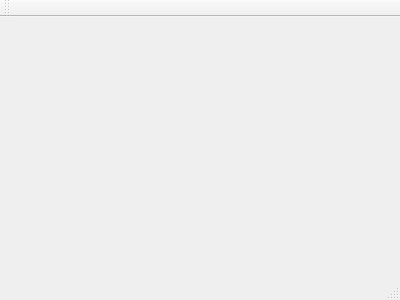
Qt form Linpop/loginwindow.ui (BAKFR/linpop) before a commit.
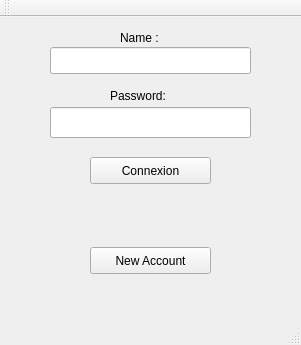
The same form after that commit.

```diff
--- a/Linpop/loginwindow.ui
+++ b/Linpop/loginwindow.ui
@@ -1,24 +1,112 @@
 <ui version="4.0">
  <class>LoginWindow</class>
- <widget class="QMainWindow" name="LoginWindow" >
-  <property name="geometry" >
+ <widget class="QMainWindow" name="LoginWindow">
+  <property name="geometry">
    <rect>
     <x>0</x>
     <y>0</y>
-    <width>400</width>
-    <height>300</height>
+    <width>301</width>
+    <height>345</height>
    </rect>
   </property>
   <property name="windowTitle" >
    <string>LoginWindow</string>
   </property>
-  <widget class="QMenuBar" name="menuBar" />
-  <widget class="QToolBar" name="mainToolBar" />
-  <widget class="QWidget" name="centralWidget" />
-  <widget class="QStatusBar" name="statusBar" />
+  <widget class="QWidget" name="centralWidget">
+   <widget class="QLabel" name="luser_name">
+    <property name="geometry">
+     <rect>
+      <x>120</x>
+      <y>0</y>
+      <width>141</width>
+      <height>41</height>
+     </rect>
+    </property>
+    <property name="text">
+     <string>Name :</string>
+    </property>
+   </widget>
+   <widget class="QLineEdit" name="user_name">
+    <property name="geometry">
+     <rect>
+      <x>50</x>
+      <y>30</y>
+      <width>201</width>
+      <height>27</height>
+     </rect>
+    </property>
+   </widget>
+   <widget class="QLabel" name="lpassword">
+    <property name="geometry">
+     <rect>
+      <x>110</x>
+      <y>70</y>
+      <width>66</width>
+      <height>17</height>
+     </rect>
+    </property>
+    <property name="text">
+     <string>Password:</string>
+    </property>
+   </widget>
+   <widget class="QLineEdit" name="password">
+    <property name="geometry">
+     <rect>
+      <x>50</x>
+      <y>90</y>
+      <width>201</width>
+      <height>31</height>
+     </rect>
+    </property>
+   </widget>
+   <widget class="QPushButton" name="bConnexion">
+    <property name="geometry">
+     <rect>
+      <x>90</x>
+      <y>140</y>
+      <width>121</width>
+      <height>27</height>
+     </rect>
+    </property>
+    <property name="text">
+     <string>Connexion</string>
+    </property>
+   </widget>
+   <widget class="QPushButton" name="bCreateAccount">
+    <property name="geometry">
+     <rect>
+      <x>90</x>
+      <y>230</y>
+      <width>121</width>
+      <height>27</height>
+     </rect>
+    </property>
+    <property name="text">
+     <string>New Account</string>
+    </property>
+   </widget>
+  </widget>
+  <widget class="QMenuBar" name="menuBar">
+   <property name="geometry">
+    <rect>
+     <x>0</x>
+     <y>0</y>
+     <width>301</width>
+     <height>25</height>
+    </rect>
+   </property>
+  </widget>
+  <widget class="QToolBar" name="mainToolBar">
+   <attribute name="toolBarArea">
+    <enum>TopToolBarArea</enum>
+   </attribute>
+   <attribute name="toolBarBreak">
+    <bool>false</bool>
+   </attribute>
+  </widget>
+  <widget class="QStatusBar" name="statusBar"/>
  </widget>
- <layoutDefault spacing="6" margin="11" />
- <pixmapfunction></pixmapfunction>
+ <layoutdefault spacing="6" margin="11"/>
  <resources/>
  <connections/>
 </ui>
```
Left out of the diff: 3 changed lines with no effect on the pictures.
